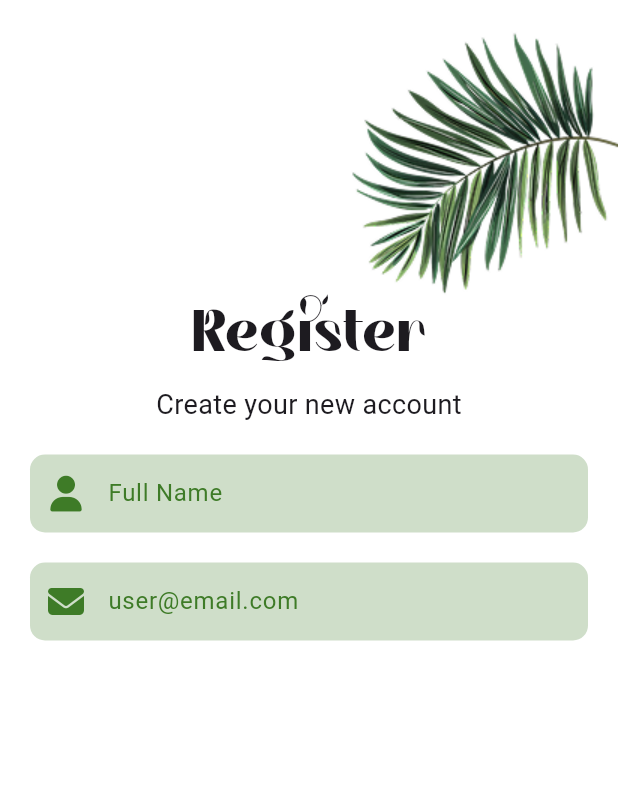
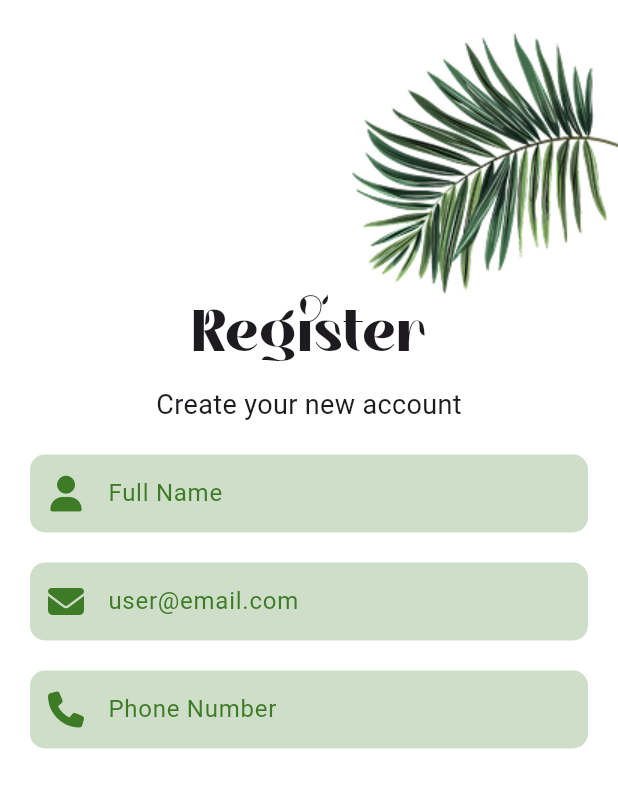
Before and after one commit to EsAm1973/Mazraaty, a Flutter app: the screen it shows after launch, on a phone screen of 412 x 824 dp. Shown: the top 788 px of the screen. Run offline on Flutter 3.47's test engine with Material 3 defaults, Android fonts, the light colour scheme and no system bars; our stand-ins replace font_awesome_flutter, go_router, google_fonts, image_picker; Roboto replaces fonts that are missing (Inder).

Commit message:
create phone textfeild in sign up

```diff
--- /dev/null
+++ b/lib/Features/authentication/presentation/views/widgets/signup_phone_textfeild.dart
@@ -0,0 +1,35 @@
+import 'package:flutter/material.dart';
+import 'package:font_awesome_flutter/font_awesome_flutter.dart';
+import 'package:mazraaty/Core/widgets/custom_textfeild.dart';
+import 'package:mazraaty/constants.dart';
+
+class SignUpPhoneTextFeild extends StatelessWidget {
+  const SignUpPhoneTextFeild({super.key, required this.phoneController});
+  final TextEditingController phoneController;
+  @override
+  Widget build(BuildContext context) {
+    return CustomTextField(
+      controller: phoneController,
+      hintText: 'Phone Number',
+      keyboardType: TextInputType.phone,
+      preffixIcon: const Icon(
+        FontAwesomeIcons.phone,
+        color: kMainColor,
+      ),
+      onChanged: (value) {},
+      validator: (value) {
+        if (value == null || value.isEmpty) {
+          return 'Please enter your phone number';
+        }
+        final phoneRegExp = RegExp(r'^[0-9]+$');
+        if (!phoneRegExp.hasMatch(value)) {
+          return 'Please enter a valid phone number (only digits are allowed)';
+        }
+        if (value.length != 10) {
+          return 'Phone number must be 10 digits long';
+        }
+        return null;
+      },
+    );
+  }
+}
--- a/lib/Features/authentication/presentation/views/widgets/signup_view_body.dart
+++ b/lib/Features/authentication/presentation/views/widgets/signup_view_body.dart
@@ -5,6 +5,7 @@ import 'package:mazraaty/Core/widgets/custom_textfeild.dart';
 import 'package:mazraaty/Features/authentication/presentation/views/widgets/login_top_image.dart';
 import 'package:mazraaty/Features/authentication/presentation/views/widgets/signup_email_textfeild.dart';
 import 'package:mazraaty/Features/authentication/presentation/views/widgets/signup_name_textfeild.dart';
+import 'package:mazraaty/Features/authentication/presentation/views/widgets/signup_phone_textfeild.dart';
 import 'package:mazraaty/Features/authentication/presentation/views/widgets/signup_welcome_message.dart';
 import 'package:mazraaty/constants.dart';
 
@@ -12,6 +13,7 @@ class SignupViewBody extends StatelessWidget {
   SignupViewBody({super.key});
   final TextEditingController nameController = TextEditingController();
   final TextEditingController emailController = TextEditingController();
+  final TextEditingController phoneController = TextEditingController();
   @override
   Widget build(BuildContext context) {
     return SingleChildScrollView(
@@ -27,6 +29,8 @@ class SignupViewBody extends StatelessWidget {
                 SignUpNameTextFeild(nameController: nameController),
                 const SizedBox(height: 20),
                 SignUpEmailTextFeild(emailController: emailController),
+                const SizedBox(height: 20),
+                SignUpPhoneTextFeild(phoneController: phoneController),
               ],
             ),
           ),
```
